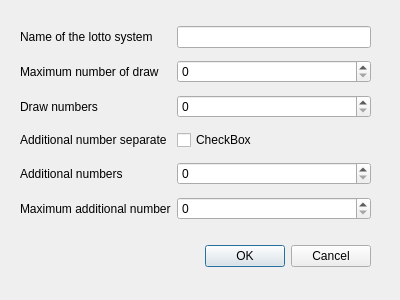
The window that pylottosimu/setting.ui (MarkusHackspacher/pyLottoSimu) describes before a commit, drawn with Qt 5.
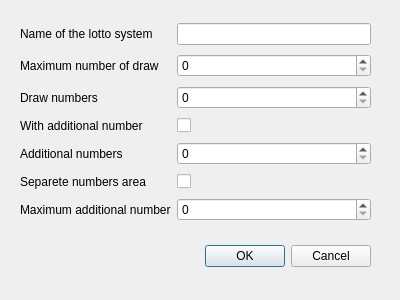
The same window after the commit.

The edit to the form file:
```diff
--- a/pylottosimu/setting.ui
+++ b/pylottosimu/setting.ui
@@ -46,13 +46,13 @@
       </property>
      </widget>
     </item>
-    <item row="5" column="1">
+    <item row="6" column="1">
      <widget class="QSpinBox" name="spinBox_4"/>
     </item>
     <item row="4" column="1">
      <widget class="QSpinBox" name="spinBox_3"/>
     </item>
-    <item row="5" column="0">
+    <item row="6" column="0">
      <widget class="QLabel" name="label_5">
       <property name="text">
        <string>Maximum additional number</string>
@@ -79,7 +79,7 @@
     <item row="3" column="0">
      <widget class="QLabel" name="label_3">
       <property name="text">
-       <string>Additional number separate</string>
+       <string>With additional number</string>
       </property>
      </widget>
     </item>
@@ -89,7 +89,7 @@
     <item row="3" column="1">
      <widget class="QCheckBox" name="checkBox">
       <property name="text">
-       <string>CheckBox</string>
+       <string/>
       </property>
      </widget>
     </item>
@@ -103,6 +103,20 @@
     <item row="0" column="1">
      <widget class="QLineEdit" name="lineEdit"/>
     </item>
+    <item row="5" column="0">
+     <widget class="QLabel" name="label_7">
+      <property name="text">
+       <string>Separete numbers area</string>
+      </property>
+     </widget>
+    </item>
+    <item row="5" column="1">
+     <widget class="QCheckBox" name="checkBox_2">
+      <property name="text">
+       <string/>
+      </property>
+     </widget>
+    </item>
    </layout>
   </widget>
  </widget>
```
Left out of the diff: 2 changed lines with no effect on the pictures.
